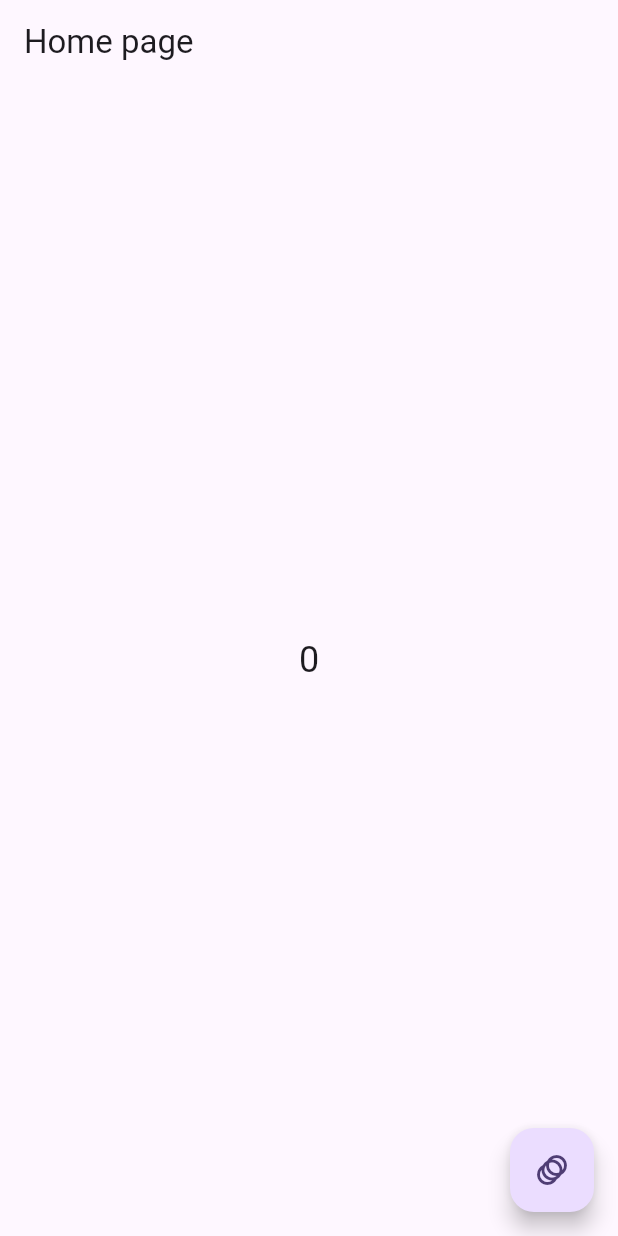
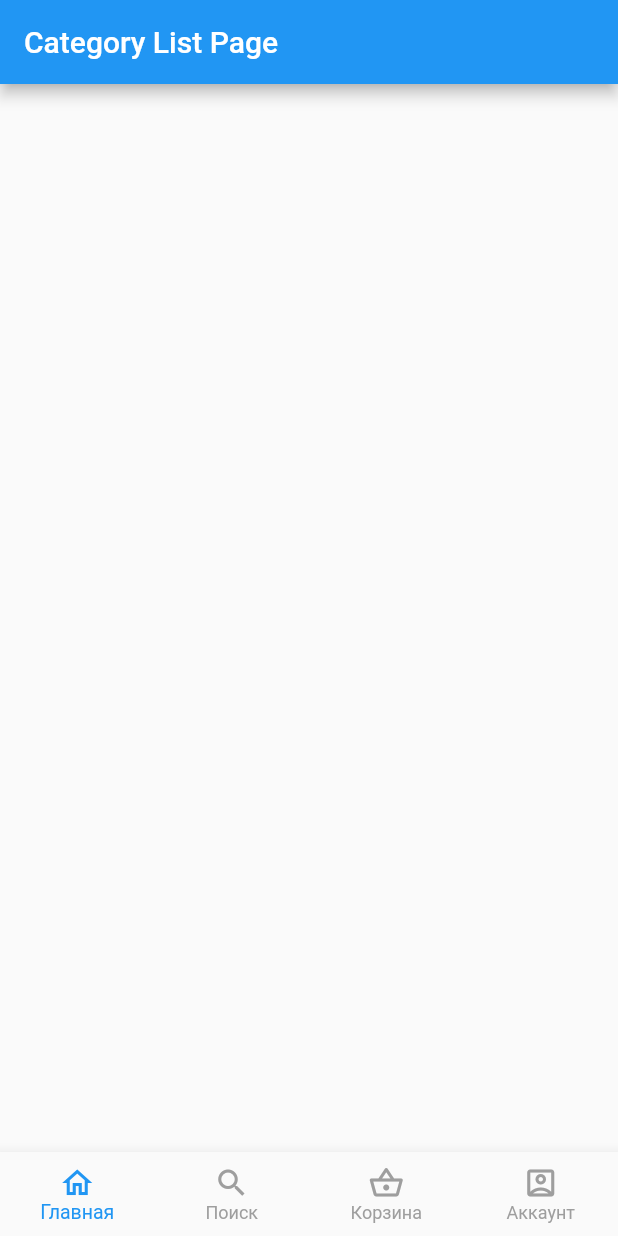
Before and after one commit to daurbek-abrikov/food_delivery_app, a Flutter app: the screen it shows after launch, on a phone screen of 412 x 824 dp. Run offline on Flutter 3.47's test engine with Material 2 defaults, Android fonts, the phone set to English and light mode, and no system bars.

Commit message:
- Added bottom navigation bar - Added food_detail and foor_list pages filled with mock data

```diff
--- /dev/null
+++ b/lib/pages/category_list_page.dart
@@ -0,0 +1,20 @@
+import 'package:flutter/cupertino.dart';
+import 'package:flutter/material.dart';
+
+class CategoryListPage extends StatefulWidget {
+  @override
+  _CategoryListPageState createState() => _CategoryListPageState();
+}
+
+class _CategoryListPageState extends State<CategoryListPage> {
+
+  @override
+  Widget build(BuildContext context) {
+    return Scaffold(
+      appBar: AppBar(
+        title: Text("Category List Page"),
+      ),
+      body: Container()
+    );
+  }
+}
--- /dev/null
+++ b/lib/pages/home/bottom_navigation.dart
@@ -0,0 +1,53 @@
+import 'package:flutter/material.dart';
+import '../../models/tab.dart';
+
+const Map<TabItem, MyTab> tabs = {
+  TabItem.CATEGORIES : MyTab(name: "Главная", color: Colors.blue, icon: Icons.home_outlined),
+  TabItem.SEARCH : MyTab(name: "Поиск", color: Colors.blue, icon: Icons.search),
+  TabItem.CART : MyTab(name: "Корзина", color: Colors.blue, icon: Icons.shopping_basket_outlined),
+  TabItem.PROFILE : MyTab(name: "Аккаунт", color: Colors.blue, icon: Icons.account_box_outlined)
+};
+
+class MyBottomNavigation extends StatelessWidget {
+  const MyBottomNavigation({super.key, required this.currentTab, required this.onSelectTab});
+
+  final TabItem currentTab;
+  final ValueChanged<TabItem> onSelectTab;
+
+  @override
+  Widget build(BuildContext context) {
+    return BottomNavigationBar(
+        selectedItemColor: _colorTabMatching(currentTab),
+        selectedFontSize: 13,
+        unselectedItemColor: Colors.grey,
+        type: BottomNavigationBarType.fixed,
+        currentIndex: currentTab.index,
+        items: [
+          _buildItem(TabItem.CATEGORIES),
+          _buildItem(TabItem.SEARCH),
+          _buildItem(TabItem.CART),
+          _buildItem(TabItem.PROFILE),
+        ],
+        onTap: (index) => onSelectTab(
+            TabItem.values[index]
+        )
+    );
+  }
+
+  BottomNavigationBarItem _buildItem(TabItem item) {
+    return BottomNavigationBarItem(
+        icon: Icon(
+          _iconTabMatching(item),
+          color: _colorTabMatching(item),
+        ),
+        label: tabs[item]?.name,
+    );
+  }
+
+  IconData? _iconTabMatching(TabItem item) => tabs[item]?.icon;
+
+  MaterialColor? _colorTabMatching(TabItem item) {
+    return currentTab == item ? tabs[item]?.color : Colors.grey;
+  }
+
+}
--- /dev/null
+++ b/lib/pages/home/home_page.dart
@@ -0,0 +1,77 @@
+import 'package:flutter/material.dart';
+
+import '../../models/tab.dart';
+import 'bottom_navigation.dart';
+import 'tab_navigator.dart';
+
+class HomePage extends StatefulWidget {
+  @override
+  _HomePageState createState() => _HomePageState();
+
+}
+
+class _HomePageState extends State<HomePage> {
+  var _counter = 0;
+
+  // GlobalKey will store uniqie key,
+  // using which we can access widgets
+  // that are already there
+  final _navigatorKeys = {
+    TabItem.CATEGORIES: GlobalKey<NavigatorState>(),
+    TabItem.SEARCH: GlobalKey<NavigatorState>(),
+    TabItem.CART: GlobalKey<NavigatorState>(),
+    TabItem.PROFILE: GlobalKey<NavigatorState>(),
+  };
+
+  var _currentTab = TabItem.CATEGORIES;
+
+  // choosing ,enu element
+  void _selectTab(TabItem tabItem) {
+    setState(() => _currentTab = tabItem);
+  }
+
+  @override
+  Widget build(BuildContext context) {
+
+    return WillPopScope(
+      // processing logic of back buttin may be different
+      onWillPop: () async {
+          if (_currentTab != TabItem.CATEGORIES) {
+            if (_currentTab == TabItem.SEARCH) {
+              _selectTab(TabItem.CART);
+            } else {
+              _selectTab(TabItem.CATEGORIES);
+            }
+            return false;
+          } else {
+            return true;
+          }
+
+      },
+      child: Scaffold(
+        // Stack places one element on top of another, so we just switch between them
+        body: Stack(children: <Widget>[
+          _buildOffstageNavigator(TabItem.CATEGORIES),
+          _buildOffstageNavigator(TabItem.SEARCH),
+          _buildOffstageNavigator(TabItem.CART),
+          _buildOffstageNavigator(TabItem.PROFILE),
+        ]),
+        bottomNavigationBar: MyBottomNavigation(
+          currentTab: _currentTab,
+          onSelectTab: _selectTab,
+        ),
+      ),);
+  }
+
+  Widget _buildOffstageNavigator(TabItem tabItem) {
+    return Offstage(
+      // Offstage does this:
+      // if it is not currently selected element in bottom nav bar, then it will hide it
+      offstage: _currentTab != tabItem,
+      child: TabNavigator(
+        navigatorKey: _navigatorKeys[tabItem]!,
+        tabItem: tabItem,
+      ),
+    );
+  }
+}
--- /dev/null
+++ b/lib/pages/home/tab_navigator.dart
@@ -0,0 +1,35 @@
+import 'package:flutter/material.dart';
+import 'package:food_delivery_app/pages/category_list_page.dart';
+import '../../../models/tab.dart';
+
+import '../cart_page.dart';
+import '../food_list_page.dart';
+
+class TabNavigator extends StatelessWidget {
+  const TabNavigator({super.key, required this.navigatorKey, required this.tabItem});
+
+  final GlobalKey<NavigatorState> navigatorKey;
+  final TabItem tabItem;
+
+  @override
+  Widget build(BuildContext context) {
+    return Navigator(
+      key: navigatorKey,
+
+      onGenerateRoute: (routeSettings) {
+        // first we define current page
+        Widget currentPage;
+        if (tabItem == TabItem.CATEGORIES) {
+          currentPage = CategoryListPage();
+        } else if (tabItem == TabItem.CART) {
+          currentPage = CartPage();
+        } else {
+          currentPage = FoodListPage();
+        }
+        // builind Route (page or screen)
+        return MaterialPageRoute(builder: (context) => currentPage,);
+      },
+    );
+  }
+
+}
--- a/lib/pages/home_page.dart
+++ /dev/null
@@ -1,47 +0,0 @@
-import 'package:flutter/material.dart';
-
-class HomePage extends StatefulWidget {
-  @override
-  _HomePageState createState() => _HomePageState();
-
-}
-
-class _HomePageState extends State<HomePage> {
-  var _counter = 0;
-
-  @override
-  Widget build(BuildContext context) {
-    // В большинстве случаев Scaffold используется,
-    // как корневой виджет для страницы или экрана
-    // Scaffold позволяет вам указать AppBar, BottomNavigationBar,
-    // Drawer, FloatingActionButton и другие не менее важные
-    // компоненты (виджеты).
-    return Scaffold(
-      appBar: AppBar(title: Text("Home page")),
-      body: Center(
-        child: AnimatedSwitcher(duration: const Duration(milliseconds: 900), reverseDuration: const Duration(milliseconds: 0), child: Text(
-          "$_counter",
-          key: ValueKey<int>(_counter),
-          textAlign: TextAlign.center,
-          style: Theme.of(context).textTheme.headlineSmall,
-        ),
-      )
-
-      ),
-      floatingActionButton: FloatingActionButton(
-        // указываем иконку
-        // Flutter предлагает нам большой спектр встроенных иконок
-        child: Icon(Icons.animation),
-        onPressed: () {
-          // наконец то мы дошли до функции setState
-          // которая даст сигнал, что пора перерисовывать
-          // наши виджеты.
-          // здесь мы просто увеличиваем наш счетчик
-          setState(() {
-            _counter++;
-          });
-        },
-      ),
-    );
-  }
-}
--- a/pubspec.yaml
+++ b/pubspec.yaml
@@ -31,6 +31,8 @@ dependencies:
   flutter:
     sdk: flutter
 
+  mvc_pattern: ^8.12.0
+  http: ^1.0.0
 
   # The following adds the Cupertino Icons font to your application.
   # Use with the CupertinoIcons class for iOS style icons.
```
Also changed, not shown: lib/main.dart (+3 -106 lines), lib/models/tab.dart (added, +13 -0 lines), lib/pages/cart_page.dart (added, +20 -0 lines), lib/pages/food_detail_page.dart (added, +49 -0 lines), lib/pages/food_list_page.dart (added, +91 -0 lines), pubspec.lock.
